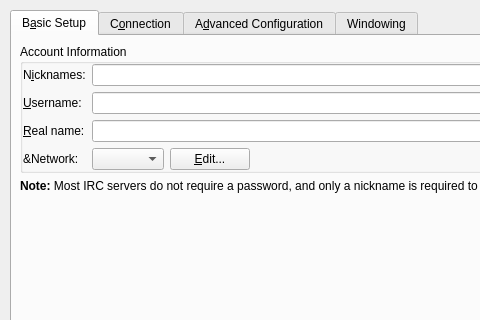
The window that protocols/irc/ui/irceditaccount.ui (KDE/kopete) describes before a commit, drawn with Qt 5; both pictures show x 0 to 480 and y 0 to 320 of the 687 by 471 pixel window.
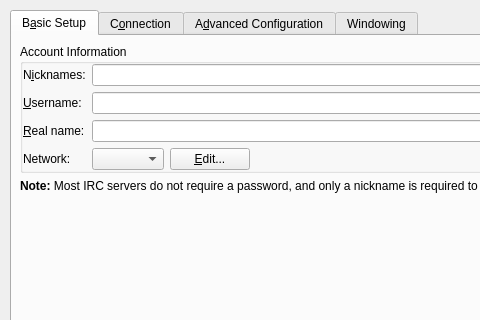
The same window after the commit. The open tabs and pages were chosen to show the change. Custom widgets are drawn as their Qt base class.

Commit message: - enabled and rewrote network list reading

```diff
--- a/protocols/irc/ui/irceditaccount.ui
+++ b/protocols/irc/ui/irceditaccount.ui
@@ -170,7 +170,7 @@
           <item row="3" column="0" >
            <widget class="QLabel" name="textLabel1_3_2" >
             <property name="text" >
-             <string>&amp;Network:</string>
+             <string>Network:</string>
             </property>
             <property name="buddy" >
              <cstring>network</cstring>
```
Left out of the diff: 4 changed lines with no effect on the pictures. The commit also changes 2 other files.
